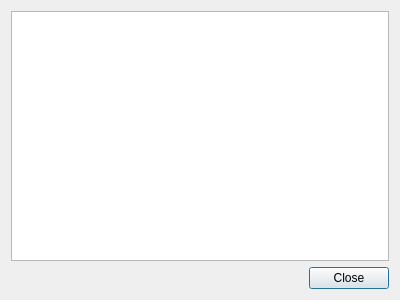
First picture: the form in src/verifydialog.ui, repository hmatuschek/qdmr, before the edit.
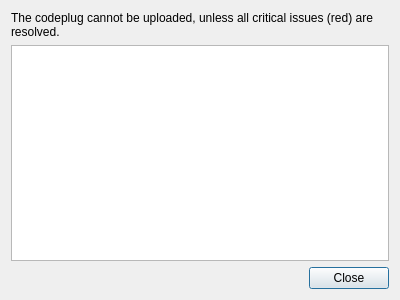
Second picture: the form after the edit.

Commit message:
Reworked issue dialog to show traceback. (#701)
* Reworked issue dialog to show traceback.
* Reversed order of traceback.

```diff
--- a/src/verifydialog.ui
+++ b/src/verifydialog.ui
@@ -15,7 +15,44 @@
   </property>
   <layout class="QVBoxLayout" name="verticalLayout">
    <item>
-    <widget class="QListWidget" name="listWidget"/>
+    <widget class="QLabel" name="uploadMessage">
+     <property name="text">
+      <string>The codeplug cannot be uploaded, unless all critical issues (red) are resolved.</string>
+     </property>
+     <property name="wordWrap">
+      <bool>true</bool>
+     </property>
+    </widget>
+   </item>
+   <item>
+    <widget class="QTreeWidget" name="treeWidget">
+     <property name="editTriggers">
+      <set>QAbstractItemView::EditTrigger::NoEditTriggers</set>
+     </property>
+     <property name="showDropIndicator" stdset="0">
+      <bool>false</bool>
+     </property>
+     <property name="alternatingRowColors">
+      <bool>true</bool>
+     </property>
+     <property name="iconSize">
+      <size>
+       <width>32</width>
+       <height>32</height>
+      </size>
+     </property>
+     <property name="rootIsDecorated">
+      <bool>true</bool>
+     </property>
+     <attribute name="headerVisible">
+      <bool>false</bool>
+     </attribute>
+     <column>
+      <property name="text">
+       <string notr="true">1</string>
+      </property>
+     </column>
+    </widget>
    </item>
    <item>
     <widget class="QDialogButtonBox" name="buttonBox">
```
Left out of the diff: 4 changed lines with no effect on the pictures. The commit also changes 12 other files.
